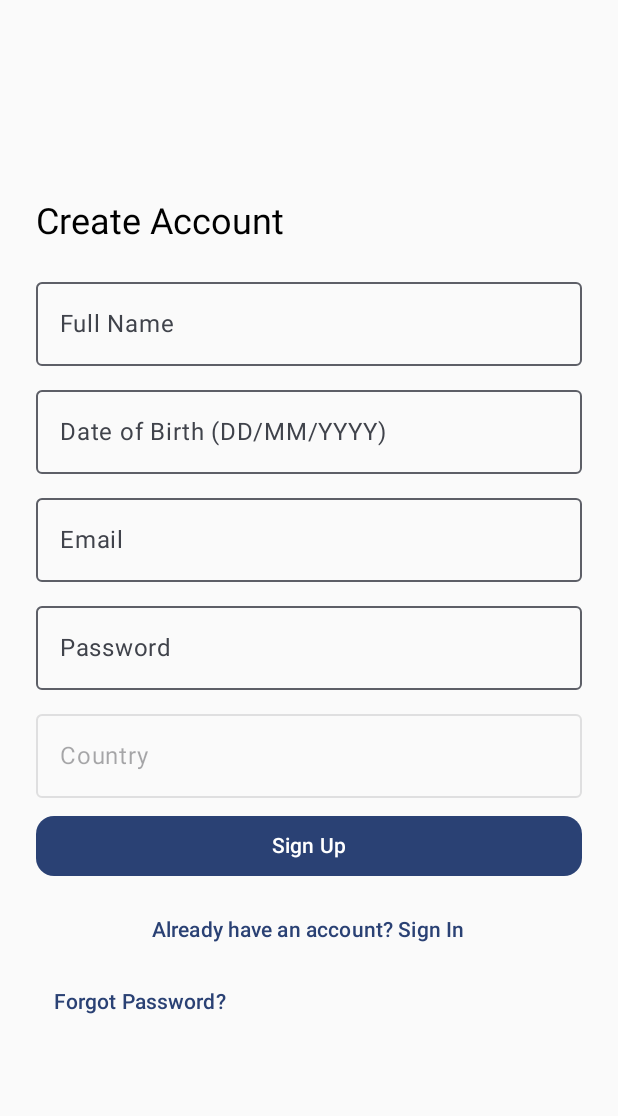
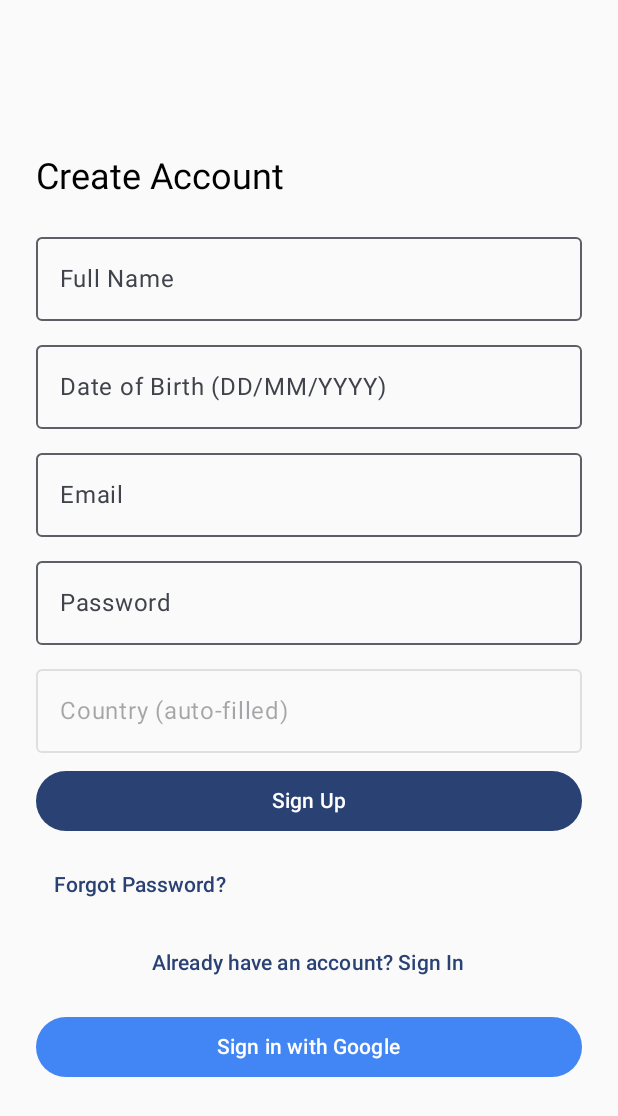
Before and after one commit to Sumyea30/Cse327-summer25-Nbm, an Android app built with Jetpack Compose: the screen it shows after launch (MainActivity), after a tap on "Don't have an account? Sign Up", on a phone screen of 412 x 824 dp. Shown: the top 1116 px of the screen. Run offline under Robolectric (Android 15) with nearby library versions, the phone set to English and light mode, and no system bars; our stand-ins replace Firebase (no records; nobody signed in at launch, a user with empty details on screens opened directly).

Commit message:
Sign In with Google Added using Google Auth

```diff
--- /dev/null
+++ b/Test-App/Project_Application/app/src/main/java/com/example/project_application/GoogleSignInButton.kt
@@ -0,0 +1,63 @@
+package com.example.project_application
+
+import android.widget.Toast
+import androidx.activity.compose.rememberLauncherForActivityResult
+import androidx.activity.result.contract.ActivityResultContracts
+import androidx.compose.material3.*
+import androidx.compose.runtime.*
+import androidx.compose.ui.Modifier
+import androidx.compose.ui.graphics.Color
+import androidx.compose.ui.platform.LocalContext
+import androidx.compose.ui.res.stringResource
+import androidx.compose.ui.unit.dp
+import androidx.compose.foundation.layout.fillMaxWidth
+import com.google.android.gms.auth.api.signin.GoogleSignIn
+import com.google.android.gms.auth.api.signin.GoogleSignInOptions
+import com.google.firebase.auth.FirebaseAuth
+import com.google.firebase.auth.GoogleAuthProvider
+
+
+@Composable
+fun GoogleSignInButton(
+    onLoginSuccess: () -> Unit
+) {
+    val context = LocalContext.current
+    val launcher = rememberLauncherForActivityResult(
+        ActivityResultContracts.StartActivityForResult()
+    ) { result ->
+        val task = GoogleSignIn.getSignedInAccountFromIntent(result.data)
+        try {
+            val account = task.result
+            val credential = GoogleAuthProvider.getCredential(account.idToken, null)
+            FirebaseAuth.getInstance().signInWithCredential(credential)
+                .addOnCompleteListener {
+                    if (it.isSuccessful) {
+                        Toast.makeText(context, "Google Sign-In success", Toast.LENGTH_SHORT).show()
+                        onLoginSuccess()
+                    } else {
+                        Toast.makeText(context, "Firebase auth failed", Toast.LENGTH_SHORT).show()
+                    }
+                }
+        } catch (e: Exception) {
+            Toast.makeText(context, "Google Sign-In error: ${e.localizedMessage}", Toast.LENGTH_SHORT).show()
+        }
+    }
+
+    val gso = GoogleSignInOptions.Builder(GoogleSignInOptions.DEFAULT_SIGN_IN)
+        .requestIdToken(stringResource(id = R.string.default_web_client_id))
+        .requestEmail()
+        .build()
+
+    val googleSignInClient = GoogleSignIn.getClient(context, gso)
+
+    Button(
+        onClick = {
+            val intent = googleSignInClient.signInIntent
+            launcher.launch(intent)
+        },
+        modifier = Modifier.fillMaxWidth(),
+        colors = ButtonDefaults.buttonColors(containerColor = Color(0xFF4285F4))
+    ) {
+        Text("Sign in with Google", color = Color.White)
+    }
+}
--- a/Test-App/Project_Application/app/src/main/java/com/example/project_application/LoginScreen.kt
+++ b/Test-App/Project_Application/app/src/main/java/com/example/project_application/LoginScreen.kt
@@ -3,6 +3,7 @@ package com.example.project_application
 import android.Manifest
 import android.content.pm.PackageManager
 import android.location.Geocoder
+import android.location.LocationManager
 import android.widget.Toast
 import androidx.activity.compose.rememberLauncherForActivityResult
 import androidx.activity.result.contract.ActivityResultContracts
@@ -10,11 +11,16 @@ import androidx.compose.foundation.layout.*
 import androidx.compose.material3.*
 import androidx.compose.runtime.*
 import androidx.compose.ui.Modifier
+import androidx.compose.ui.graphics.Color
 import androidx.compose.ui.platform.LocalContext
+import androidx.compose.ui.res.stringResource
 import androidx.compose.ui.text.input.PasswordVisualTransformation
 import androidx.compose.ui.unit.dp
 import androidx.core.content.ContextCompat
+import com.google.android.gms.auth.api.signin.GoogleSignIn
+import com.google.android.gms.auth.api.signin.GoogleSignInOptions
 import com.google.firebase.auth.FirebaseAuth
+import com.google.firebase.auth.GoogleAuthProvider
 import java.util.*
 
 @Composable
@@ -30,19 +36,17 @@ fun LoginScreen(onLoginSuccess: () -> Unit) {
     var dob by remember { mutableStateOf("") }
     var country by remember { mutableStateOf("") }
 
-    // Location permission
+    // 🔐 Location permission for country auto-detect
     val locationPermissionLauncher = rememberLauncherForActivityResult(
         ActivityResultContracts.RequestPermission()
     ) { granted ->
         if (granted) {
-            val locationManager = context.getSystemService(android.content.Context.LOCATION_SERVICE) as android.location.LocationManager
-            if (ContextCompat.checkSelfPermission(context, Manifest.permission.ACCESS_FINE_LOCATION) == PackageManager.PERMISSION_GRANTED) {
-                val loc = locationManager.getLastKnownLocation(android.location.LocationManager.NETWORK_PROVIDER)
-                loc?.let {
-                    val geocoder = Geocoder(context, Locale.getDefault())
-                    val address = geocoder.getFromLocation(it.latitude, it.longitude, 1)
-                    country = address?.firstOrNull()?.countryName ?: "Unknown"
-                }
+            val locationManager = context.getSystemService(LocationManager::class.java)
+            val location = locationManager?.getLastKnownLocation(LocationManager.NETWORK_PROVIDER)
+            if (location != null) {
+                val geocoder = Geocoder(context, Locale.getDefault())
+                val address = geocoder.getFromLocation(location.latitude, location.longitude, 1)
+                country = address?.firstOrNull()?.countryName ?: "Unknown"
             }
         } else {
             Toast.makeText(context, "Location permission denied", Toast.LENGTH_SHORT).show()
@@ -59,19 +63,37 @@ fun LoginScreen(onLoginSuccess: () -> Unit) {
             .padding(24.dp),
         verticalArrangement = Arrangement.Center
     ) {
-        Text(if (isSignUp) "Create Account" else "Login", style = MaterialTheme.typography.headlineSmall)
+        Text(
+            text = if (isSignUp) "Create Account" else "Welcome Back",
+            style = MaterialTheme.typography.headlineSmall
+        )
 
         Spacer(modifier = Modifier.height(16.dp))
 
         if (isSignUp) {
-            OutlinedTextField(value = name, onValueChange = { name = it }, label = { Text("Full Name") }, modifier = Modifier.fillMaxWidth())
+            OutlinedTextField(
+                value = name,
+                onValueChange = { name = it },
+                label = { Text("Full Name") },
+                modifier = Modifier.fillMaxWidth()
+            )
             Spacer(modifier = Modifier.height(8.dp))
 
-            OutlinedTextField(value = dob, onValueChange = { dob = it }, label = { Text("Date of Birth (DD/MM/YYYY)") }, modifier = Modifier.fillMaxWidth())
+            OutlinedTextField(
+                value = dob,
+                onValueChange = { dob = it },
+                label = { Text("Date of Birth (DD/MM/YYYY)") },
+                modifier = Modifier.fillMaxWidth()
+            )
             Spacer(modifier = Modifier.height(8.dp))
         }
 
-        OutlinedTextField(value = email, onValueChange = { email = it }, label = { Text("Email") }, modifier = Modifier.fillMaxWidth())
+        OutlinedTextField(
+            value = email,
+            onValueChange = { email = it },
+            label = { Text("Email") },
+            modifier = Modifier.fillMaxWidth()
+        )
         Spacer(modifier = Modifier.height(8.dp))
 
         OutlinedTextField(
@@ -84,7 +106,13 @@ fun LoginScreen(onLoginSuccess: () -> Unit) {
         Spacer(modifier = Modifier.height(8.dp))
 
         if (isSignUp) {
-            OutlinedTextField(value = country, onValueChange = { }, enabled = false, label = { Text("Country") }, modifier = Modifier.fillMaxWidth())
+            OutlinedTextField(
+                value = country,
+                onValueChange = { },
+                enabled = false,
+                label = { Text("Country (auto-filled)") },
+                modifier = Modifier.fillMaxWidth()
+            )
             Spacer(modifier = Modifier.height(8.dp))
         }
 
@@ -94,7 +122,7 @@ fun LoginScreen(onLoginSuccess: () -> Unit) {
                     auth.createUserWithEmailAndPassword(email, password)
                         .addOnCompleteListener {
                             if (it.isSuccessful) {
-                                Toast.makeText(context, "Sign up success", Toast.LENGTH_SHORT).show()
+                                Toast.makeText(context, "Sign up successful", Toast.LENGTH_SHORT).show()
                                 onLoginSuccess()
                             } else {
                                 Toast.makeText(context, "Sign up failed", Toast.LENGTH_SHORT).show()
@@ -104,7 +132,7 @@ fun LoginScreen(onLoginSuccess: () -> Unit) {
                     auth.signInWithEmailAndPassword(email, password)
                         .addOnCompleteListener {
                             if (it.isSuccessful) {
-                                Toast.makeText(context, "Login success", Toast.LENGTH_SHORT).show()
+                                Toast.makeText(context, "Login successful", Toast.LENGTH_SHORT).show()
                                 onLoginSuccess()
                             } else {
                                 Toast.makeText(context, "Login failed", Toast.LENGTH_SHORT).show()
@@ -112,28 +140,37 @@ fun LoginScreen(onLoginSuccess: () -> Unit) {
                         }
                 }
             },
-            modifier = Modifier.fillMaxWidth(),
-            shape = MaterialTheme.shapes.medium
+            modifier = Modifier.fillMaxWidth()
         ) {
             Text(if (isSignUp) "Sign Up" else "Sign In")
         }
 
         Spacer(modifier = Modifier.height(8.dp))
 
-        TextButton(onClick = { isSignUp = !isSignUp }, modifier = Modifier.fillMaxWidth()) {
-            Text(if (isSignUp) "Already have an account? Sign In" else "Don't have an account? Sign Up")
-        }
-
         TextButton(onClick = {
             if (email.isNotBlank()) {
-                auth.sendPasswordResetEmail(email).addOnCompleteListener {
-                    Toast.makeText(context, "Reset link sent to $email", Toast.LENGTH_SHORT).show()
-                }
+                auth.sendPasswordResetEmail(email)
+                    .addOnCompleteListener {
+                        Toast.makeText(context, "Reset link sent to $email", Toast.LENGTH_SHORT).show()
+                    }
             } else {
-                Toast.makeText(context, "Enter your email to reset password", Toast.LENGTH_SHORT).show()
+                Toast.makeText(context, "Enter your email first", Toast.LENGTH_SHORT).show()
             }
         }) {
             Text("Forgot Password?")
         }
+
+        Spacer(modifier = Modifier.height(4.dp))
+
+        TextButton(
+            onClick = { isSignUp = !isSignUp },
+            modifier = Modifier.fillMaxWidth()
+        ) {
+            Text(if (isSignUp) "Already have an account? Sign In" else "Don't have an account? Sign Up")
+        }
+
+        Spacer(modifier = Modifier.height(8.dp))
+
+        GoogleSignInButton(onLoginSuccess)
     }
 }
--- a/Test-App/Project_Application/app/src/main/res/values/strings.xml
+++ b/Test-App/Project_Application/app/src/main/res/values/strings.xml
@@ -1,3 +1,5 @@
 <resources>
     <string name="app_name">Project_Application</string>
+    <string name="default_web_client_id">YOUR_CLIENT_ID.apps.googleusercontent.com</string>
+
 </resources>
```
